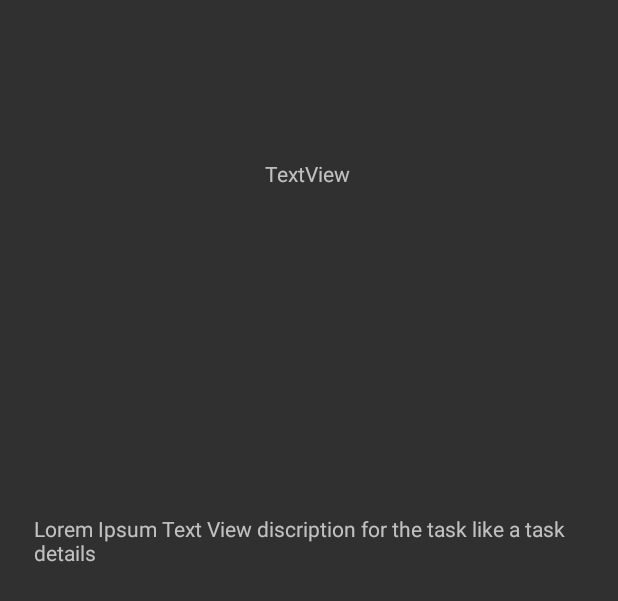
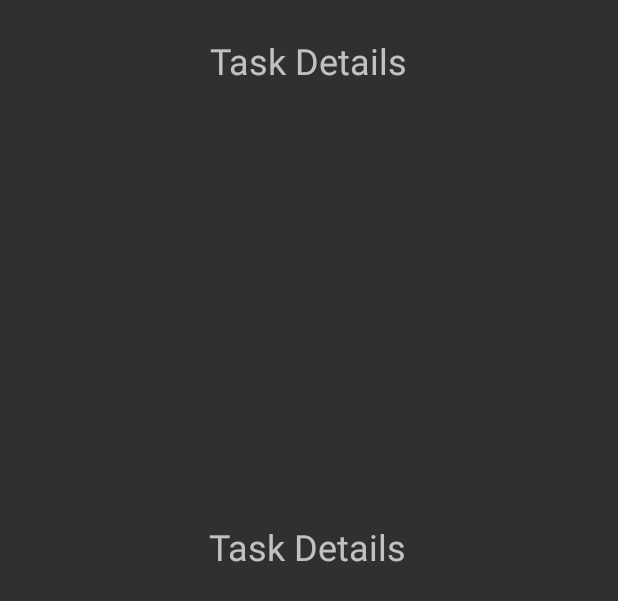
Before and after one commit to muhmadJaradat/taskmaster, an Android app: the layout activity_task_detail.xml on its own in the app's theme, with its tools: preview values and no code run, on a phone screen of 412 x 824 dp. Shown: the top 601 px of the screen. Run offline under Robolectric (Android 15) with nearby library versions, the phone set to English and light mode, and no system bars.

Commit message:
adding lab37

```diff
--- a/app/build.gradle
+++ b/app/build.gradle
@@ -48,7 +48,8 @@ dependencies {
     implementation 'com.amplifyframework:aws-api:1.24.0'
     implementation 'com.amplifyframework:aws-datastore:1.24.0'
     implementation 'com.amplifyframework:aws-auth-cognito:1.24.0'
-
+    implementation 'com.amplifyframework:aws-storage-s3:1.24.0'
+    implementation 'com.amplifyframework:aws-auth-cognito:1.24.0'
 
     def room_version = "2.3.0"
     implementation 'androidx.multidex:multidex:2.0.1'
--- a/app/src/main/res/layout/activity_task_detail.xml
+++ b/app/src/main/res/layout/activity_task_detail.xml
@@ -4,29 +4,73 @@
     xmlns:tools="http://schemas.android.com/tools"
     android:layout_width="match_parent"
     android:layout_height="match_parent"
-    tools:context=".TaskDetail">
+    tools:context=".view.TaskDetail">
+
 
     <TextView
-        android:id="@+id/taskTitleDetail"
+
+        android:id="@+id/taskDetailTitle"
         android:layout_width="wrap_content"
         android:layout_height="wrap_content"
-        android:text="@string/textview"
-        app:layout_constraintBottom_toBottomOf="parent"
+        android:layout_marginStart="56dp"
+        android:layout_marginTop="24dp"
+        android:layout_marginEnd="56dp"
+        android:text="@string/task_details"
+        android:textSize="24sp"
         app:layout_constraintEnd_toEndOf="parent"
-        app:layout_constraintHorizontal_bias="0.498"
         app:layout_constraintStart_toStartOf="parent"
-        app:layout_constraintTop_toTopOf="parent"
-        app:layout_constraintVertical_bias="0.132" />
+        app:layout_constraintTop_toTopOf="parent" />
 
     <TextView
-        android:layout_width="373dp"
-        android:layout_height="69dp"
-        android:text="@string/lorem_ipsum_text_view_discription_for_the_task_like_a_task_details"
-        app:layout_constraintBottom_toBottomOf="parent"
+        android:id="@+id/taskDetails"
+        android:layout_width="351dp"
+        android:layout_height="235dp"
+        android:layout_marginStart="16dp"
+        android:layout_marginTop="32dp"
+        android:layout_marginEnd="16dp"
+        android:text="@string/lorem_ipsum"
+        android:textSize="20sp"
         app:layout_constraintEnd_toEndOf="parent"
-        app:layout_constraintHorizontal_bias="0.578"
         app:layout_constraintStart_toStartOf="parent"
-        app:layout_constraintTop_toTopOf="parent"
-        app:layout_constraintVertical_bias="0.454" />
+        app:layout_constraintTop_toBottomOf="@+id/taskDetailTitle" />
+
+    <TextView
+        android:id="@+id/taskDetailState"
+        android:layout_width="wrap_content"
+        android:layout_height="wrap_content"
+        android:layout_marginStart="56dp"
+        android:layout_marginTop="24dp"
+        android:layout_marginEnd="56dp"
+        android:text="@string/task_details"
+        android:textSize="24sp"
+        app:layout_constraintEnd_toEndOf="parent"
+        app:layout_constraintHorizontal_bias="0.497"
+        app:layout_constraintStart_toStartOf="parent"
+        app:layout_constraintTop_toBottomOf="@+id/taskDetails" />
+
+    <TextView
+        android:id="@+id/taskDetailLink"
+        android:layout_width="wrap_content"
+        android:layout_height="wrap_content"
+        android:layout_marginStart="56dp"
+        android:layout_marginTop="32dp"
+        android:layout_marginEnd="56dp"
+        android:textSize="24sp"
+        app:layout_constraintEnd_toEndOf="parent"
+        app:layout_constraintStart_toStartOf="parent"
+        app:layout_constraintTop_toBottomOf="@+id/taskDetailState" />
+
+    <ImageView
+        android:id="@+id/taskDetailImg"
+        android:layout_width="200dp"
+        android:layout_height="200dp"
+        android:layout_gravity="center"
+        android:layout_marginTop="28dp"
+        app:layout_constraintEnd_toEndOf="parent"
+        app:layout_constraintHorizontal_bias="0.497"
+        app:layout_constraintStart_toStartOf="parent"
+        app:layout_constraintTop_toBottomOf="@+id/taskDetailLink"
+        android:contentDescription="@string/todo" />
+
 
 </androidx.constraintlayout.widget.ConstraintLayout>
--- a/app/src/main/res/values/strings.xml
+++ b/app/src/main/res/values/strings.xml
@@ -13,10 +13,18 @@
     <string name="my_task">My Task</string>
     <string name="task_title">Task Title</string>
     <string name="task_discription">Task Discription</string>
+    <string name="task_details">Task Details</string>
+    <string name="link">link</string>
+    <string name="lorem_ipsum"></string>
     <string name="do_something">Do Something</string>
     <string name="submitted">Submitted</string>
     <string name="todo">TODO</string>
     <string name="all_tasks">All Tasks</string>
+    <string name="title_label">title_label</string>
+    <string name="body_label">body_label</string>
+    <string name="status_label">status_label</string>
+    <string name="delete">delete</string>
+
     <string name="my_tasks">My Tasks</string>
     <string name="task_one">task one</string>
     <string name="task_two">Task Two</string>
```
Also changed, not shown: app/src/main/java/com/example/taskmaster/AddTask.java (+81 -0 lines), app/src/main/java/com/example/taskmaster/MainActivity.java (+35 -4 lines), app/src/main/java/com/example/taskmaster/TaskAdapter.java (+38 -18 lines), app/src/main/java/com/example/taskmaster/TaskDetail.java (+93 -3 lines), app/src/main/res/layout/activity_add_task.xml (+15 -0 lines), app/src/main/res/layout/activity_main.xml (+4 -6 lines), app/src/main/res/layout/card_layout.xml (added, +59 -0 lines), app/src/main/java/com/amplifyframework/datastore/generated/model/AmplifyModelProvider.java, app/src/main/java/com/amplifyframework/datastore/generated/model/Task.java, app/src/main/java/com/amplifyframework/datastore/generated/model/Team.java, 7 other files.
